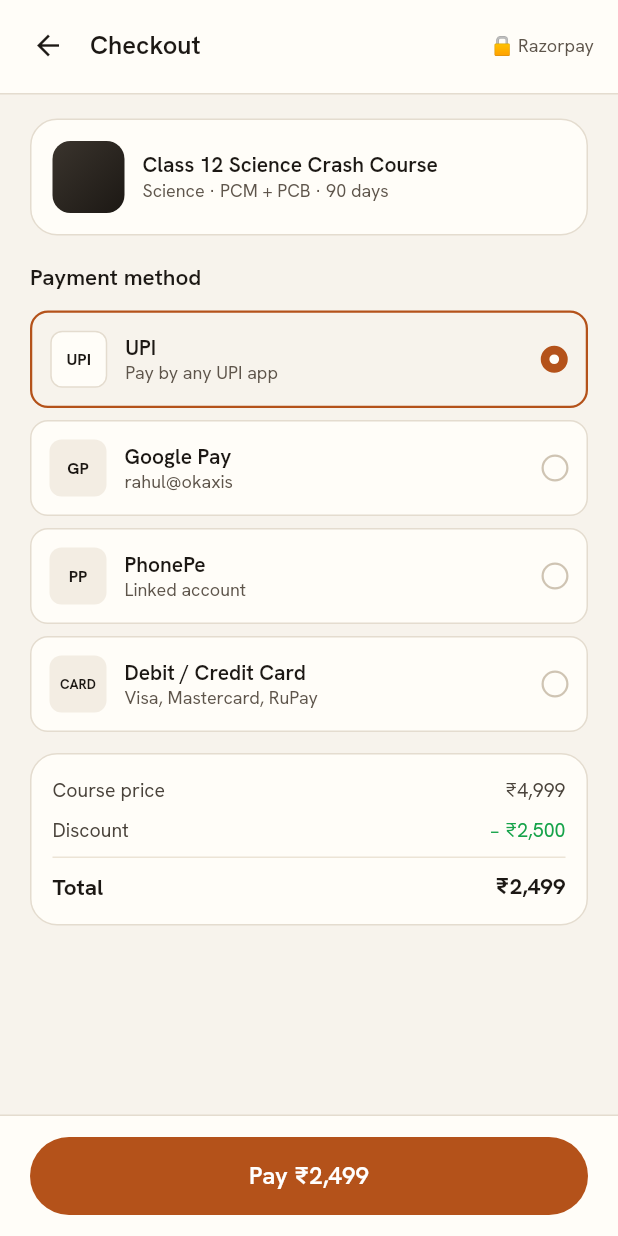
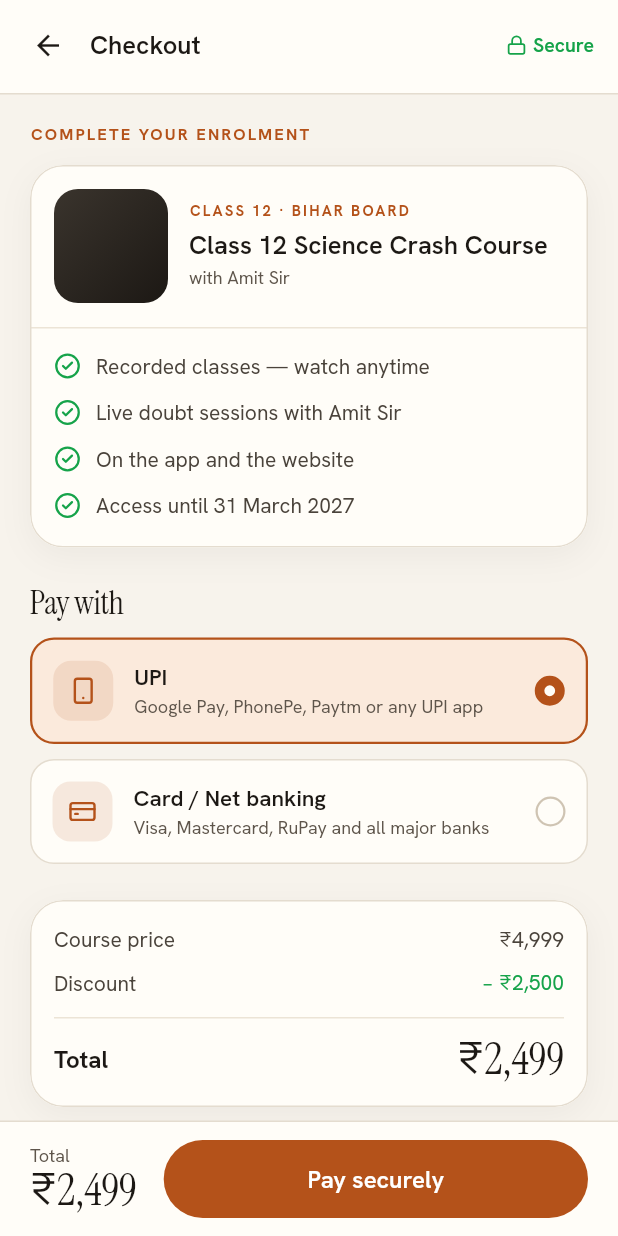
Before and after one commit to Genziitian/Ab_academy, a Flutter app: the CheckoutScreen screen opened directly with empty values, on a phone screen of 412 x 824 dp. Run offline on Flutter 3.47's test engine with Material 3 defaults, Android fonts, the phone set to English and light mode, and no system bars; our stand-ins replace firebase_core, firebase_messaging, flutter_local_notifications, flutter_riverpod, go_router, google_sign_in and 5 more; missing offline and left inert: pdfrx, razorpay_flutter, webview_flutter_android, webview_flutter_wkwebview; accounts and stored records are empty.

Commit message:
Founder photo, support@abacademy.in, no phone support, new checkout
- Ajit Sir's photo on the About section (website and app).
- Support email is support@abacademy.in everywhere; placeholder phone and
  WhatsApp numbers removed from the course page and Contact.
- Website checkout rebuilt: course card, what's included, order summary,
  one Pay button wired to the real checkout Edge Function and Razorpay,
  already-enrolled state, pinned pay bar on phones. The fake payment
  methods, the dead coupon box and the fake success are gone.
- App checkout restyled to match: two clear payment choices, serif total,
  pinned Total + Pay bar, Razorpay sheet in AB Academy colours.

Co-Authored-By: Claude Opus 5.5 <noreply@anthropic.com>

```diff
--- a/apps/mobile/lib/app.dart
+++ b/apps/mobile/lib/app.dart
@@ -17,7 +17,9 @@ class AkhandBharatAcademyApp extends ConsumerWidget {
       routerConfig: ref.watch(routerProvider),
       builder: (context, child) {
         // Keep type scale stable — the design is tuned for a fixed 390pt layout.
-        final clamped = MediaQuery.textScalerOf(context).clamp(maxScaleFactor: 1.2);
+        final clamped = MediaQuery.textScalerOf(
+          context,
+        ).clamp(maxScaleFactor: 1.2);
         return MediaQuery(
           data: MediaQuery.of(context).copyWith(textScaler: clamped),
           child: PopupHost(child: child!),
--- a/apps/mobile/lib/config/academy.dart
+++ b/apps/mobile/lib/config/academy.dart
@@ -3,7 +3,7 @@
 abstract final class Academy {
   static const name = 'AB Academy';
   static const fullName = 'Akhand Bharat Academy';
-  static const email = 'contact@abacademy.in';
+  static const email = 'support@abacademy.in';
   static const site = 'abacademy.in';
   static const address = [
     'Moldiyar Tola, near Gayatri Bhawan',
@@ -14,8 +14,12 @@ abstract final class Academy {
   static const teacherYears = 10;
 
   static const founders = [
-    (name: 'Ajit Sir', role: 'Founder'),
-    (name: 'Sriram', role: 'Co-founder & Developer'),
+    (
+      name: 'Ajit Sir',
+      role: 'Founder',
+      photo: 'assets/people/ajit-sir.jpg' as String?,
+    ),
+    (name: 'Sriram', role: 'Co-founder & Developer', photo: null as String?),
   ];
 
   /// Date shown on the policy pages; matches LEGAL_UPDATED on the website.
--- a/apps/mobile/lib/data/models/popup.dart
+++ b/apps/mobile/lib/data/models/popup.dart
@@ -40,7 +40,9 @@ class AppPopup {
       body: (row['body'] as String?) ?? '',
       placement: placementFrom(row['placement'] as String?),
       maxViewsPerStudent: (row['max_views_per_student'] as int?) ?? 1,
-      imageUrl: (path != null && publicBase != null) ? '$publicBase$path' : null,
+      imageUrl: (path != null && publicBase != null)
+          ? '$publicBase$path'
+          : null,
       ctaLabel: row['cta_label'] as String?,
       ctaUrl: row['cta_url'] as String?,
     );
--- a/apps/mobile/lib/data/models/ticket.dart
+++ b/apps/mobile/lib/data/models/ticket.dart
@@ -48,9 +48,11 @@ class Ticket {
 
   TicketMessage? get latest => messages.isEmpty ? null : messages.last;
 
-  bool get isClosed => status == TicketStatus.resolved || status == TicketStatus.closed;
+  bool get isClosed =>
+      status == TicketStatus.resolved || status == TicketStatus.closed;
 
-  Ticket copyWith({TicketStatus? status, List<TicketMessage>? messages}) => Ticket(
+  Ticket copyWith({TicketStatus? status, List<TicketMessage>? messages}) =>
+      Ticket(
         id: id,
         reference: reference,
         subject: subject,
--- a/apps/mobile/lib/data/models/user.dart
+++ b/apps/mobile/lib/data/models/user.dart
@@ -30,7 +30,8 @@ class Student {
   /// "Class 10 • Bihar Board • Hindi Medium"
   String get summary => 'Class $classLevel • $board • $medium Medium';
 
-  Student copyWith({int? classLevel, String? medium, String? stream}) => Student(
+  Student copyWith({int? classLevel, String? medium, String? stream}) =>
+      Student(
         fullName: fullName,
         phone: phone,
         classLevel: classLevel ?? this.classLevel,
@@ -43,7 +44,11 @@ class Student {
 
 /// Mirrors `public.teachers`.
 class Teacher {
-  const Teacher({required this.displayName, required this.subject, required this.yearsExperience});
+  const Teacher({
+    required this.displayName,
+    required this.subject,
+    required this.yearsExperience,
+  });
 
   final String displayName;
   final String subject;
@@ -60,5 +65,6 @@ class Teacher {
 }
 
 extension on String {
-  String get characters2 => length >= 2 ? substring(0, 2).toUpperCase() : toUpperCase();
+  String get characters2 =>
+      length >= 2 ? substring(0, 2).toUpperCase() : toUpperCase();
 }
--- a/apps/mobile/lib/data/remote/payment_service.dart
+++ b/apps/mobile/lib/data/remote/payment_service.dart
@@ -77,10 +77,10 @@ class PaymentService {
       'order_id': order['razorpay_order_id'],
       'amount': amount * 100,
       'currency': order['currency'] ?? 'INR',
-      'name': 'Akhand Bharat Academy',
+      'name': 'AB Academy',
       'description': order['course_title'] ?? 'Crash course',
       'prefill': prefill,
-      'theme': {'color': '#2962FF'},
+      'theme': {'color': '#B4521A'},
       'retry': {'enabled': true, 'max_count': 2},
     });
     final payment = await _pending!.future;
--- a/apps/mobile/lib/screens/profile/delete_account_screen.dart
+++ b/apps/mobile/lib/screens/profile/delete_account_screen.dart
@@ -89,10 +89,14 @@ class _DeleteAccountScreenState extends State<DeleteAccountScreen> {
         params: {'p_kind': _kind, 'p_reason': _reason.text.trim()},
       );
       await _load();
-      if (mounted) _snack('Request received. We will complete it within 3 days.');
+      if (mounted) {
+        _snack('Request received. We will complete it within 3 days.');
+      }
     } catch (_) {
       if (mounted) {
-        _snack('Could not send your request. Try again, or email contact@abacademy.in.');
+        _snack(
+          'Could not send your request. Try again, or email support@abacademy.in.',
+        );
       }
     } finally {
       if (mounted) setState(() => _busy = false);
@@ -104,7 +108,10 @@ class _DeleteAccountScreenState extends State<DeleteAccountScreen> {
     if (pending == null || _busy) return;
     setState(() => _busy = true);
     try {
-      await Api.client.rpc('cancel_deletion_request', params: {'p_id': pending.id});
+      await Api.client.rpc(
+        'cancel_deletion_request',
+        params: {'p_id': pending.id},
+      );
       await _load();
       if (mounted) _snack('Your request was cancelled.');
     } catch (_) {
@@ -140,7 +147,10 @@ class _DeleteAccountScreenState extends State<DeleteAccountScreen> {
       style: AppText.bodyLg,
     ),
     const SizedBox(height: 24),
-    SecondaryButton(label: 'Cancel my request', onPressed: _busy ? null : _cancel),
+    SecondaryButton(
+      label: 'Cancel my request',
+      onPressed: _busy ? null : _cancel,
+    ),
   ];
 
   List<Widget> _form() => [
--- a/apps/mobile/lib/screens/profile/profile_screen.dart
+++ b/apps/mobile/lib/screens/profile/profile_screen.dart
@@ -212,7 +212,7 @@ class _ProfileScreenState extends ConsumerState<ProfileScreen> {
                   title: 'Privacy & terms',
                   onTap: () => showDemoSnack(
                     context,
-                    'Read them at akhandbharatacademy.in/privacy',
+                    'Read them at abacademy.in/privacy',
                   ),
                 ),
               ],
--- a/apps/mobile/lib/screens/purchase/checkout_screen.dart
+++ b/apps/mobile/lib/screens/purchase/checkout_screen.dart
@@ -2,6 +2,9 @@ import 'package:flutter/material.dart';
 import 'package:flutter_riverpod/flutter_riverpod.dart';
 import 'package:go_router/go_router.dart';
 
+import 'package:lucide_icons/lucide_icons.dart';
+
+import '../../config/academy.dart';
 import '../../data/mock/mock_data.dart';
 import '../../data/models/course.dart';
 import '../../data/providers/app_providers.dart';
@@ -14,10 +17,12 @@ import '../../theme/app_text_styles.dart';
 import '../../theme/app_theme.dart';
 import '../../utils/format.dart';
 import '../../widgets/buttons.dart';
+import '../../widgets/brand_art.dart';
 import '../../widgets/common.dart';
+import '../../widgets/ui_kit.dart';
 import '../onboarding/setup_class_screen.dart';
 
-/// 25 · Checkout — order summary and payment method.
+/// 25 · Checkout — the course, what it includes, how to pay, the total.
 ///
 /// With Supabase configured, "Pay" sells the course for real through
 /// [PaymentService] (Razorpay). On mock data it completes a test enrolment and
@@ -87,47 +92,106 @@ class _CheckoutScreenState extends ConsumerState<CheckoutScreen> {
     final remote = ref.watch(remoteCourseProvider(courseId)).value;
     final Course course = remote ?? ref.watch(courseByIdProvider(courseId));
     final method = ref.watch(paymentMethodProvider);
+    final selected = _methods.any((m) => m.name == method)
+        ? method
+        : _methods.first.name;
+    final teacher = course.teachers.isEmpty
+        ? 'Ajit Sir'
+        : course.teachers.first.displayName;
 
     return Scaffold(
       backgroundColor: AppColors.background,
       appBar: AppTopBar(
         title: 'Checkout',
         actions: [
+          const Icon(LucideIcons.lock, size: 14, color: AppColors.success),
+          const SizedBox(width: 4),
           Text(
-            '🔒 Razorpay',
+            'Secure',
             style: AppText.tabular(
-              12,
-              FontWeight.w400,
-              color: AppColors.textMuted,
+              13,
+              FontWeight.w600,
+              color: AppColors.success,
             ),
           ),
         ],
       ),
       body: ListView(
-        padding: const EdgeInsets.fromLTRB(20, 16, 20, 20),
+        padding: const EdgeInsets.fromLTRB(20, 20, 20, 28),
         children: [
-          AppCard(
-            padding: const EdgeInsets.all(14),
+          Text(
+            'COMPLETE YOUR ENROLMENT',
+            style: AppText.eyebrow(color: AppColors.primary),
+          ),
+          const SizedBox(height: 14),
+          // The course being bought.
+          SoftCard(
+            padding: EdgeInsets.zero,
+            child: Column(
+              crossAxisAlignment: CrossAxisAlignment.start,
+              children: [
+                Padding(
+                  padding: const EdgeInsets.all(16),
                   child: Row(
                     children: [
-                Container(
-                  width: 48,
-                  height: 48,
-                  decoration: BoxDecoration(
-                    gradient: courseGradient(course.thumbnailHue),
-                    borderRadius: AppRadius.sm,
+                      ClipRRect(
+                        borderRadius: AppRadius.md,
+                        child: SizedBox(
+                          width: 76,
+                          height: 76,
+                          child: CourseThumbnail(
+                            url: courseArtwork(course),
+                            hue: course.thumbnailHue,
+                            shade: false,
                           ),
                         ),
-                const SizedBox(width: 12),
+                      ),
+                      const SizedBox(width: 14),
                       Expanded(
                         child: Column(
                           crossAxisAlignment: CrossAxisAlignment.start,
                           children: [
-                      Text(course.title, style: AppText.rowTitle),
-                      const SizedBox(height: 1),
                             Text(
-                        '${course.stream ?? course.subjects.join(' · ')} · ${MockData.planDays} days',
-                        style: AppText.meta,
+                              'CLASS ${course.classLevel} · ${course.board.toUpperCase()}',
+                              style: AppText.eyebrow(
+                                color: AppColors.primary,
+                                size: 10,
+                              ),
+                            ),
+                            const SizedBox(height: 5),
+                            Text(course.title, style: AppText.cardTitleLg),
+                            const SizedBox(height: 3),
+                            Text('with $teacher', style: AppText.meta),
+                          ],
+                        ),
+                      ),
+                    ],
+                  ),
+                ),
+                const Divider(height: 1, color: AppColors.divider),
+                Padding(
+                  padding: const EdgeInsets.fromLTRB(16, 14, 16, 8),
+                  child: Column(
+                    children: [
+                      for (final item in [
+                        'Recorded classes — watch anytime',
+                        'Live doubt sessions with $teacher',
+                        'On the app and the website',
+                        'Access until 31 March 2027',
+                      ])
+                        Padding(
+                          padding: const EdgeInsets.only(bottom: 9),
+                          child: Row(
+                            children: [
+                              const Icon(
+                                LucideIcons.checkCircle2,
+                                size: 18,
+                                color: AppColors.success,
+                              ),
+                              const SizedBox(width: 10),
+                              Expanded(child: Text(item, style: AppText.body)),
+                            ],
+                          ),
                         ),
                     ],
                   ),
@@ -135,22 +199,42 @@ class _CheckoutScreenState extends ConsumerState<CheckoutScreen> {
               ],
             ),
           ),
-          const SizedBox(height: 18),
-          Text('Payment method', style: AppText.cardTitle),
+          const SizedBox(height: 24),
+          Text('Pay with', style: AppText.sectionTitle),
           const SizedBox(height: 12),
-          for (final option in MockData.paymentMethods) ...[
+          for (final option in _methods) ...[
             _MethodRow(
+              icon: option.icon,
               name: option.name,
               subtitle: option.subtitle,
-              short: option.short,
-              selected: method == option.name,
+              selected: selected == option.name,
               onTap: () =>
                   ref.read(paymentMethodProvider.notifier).select(option.name),
             ),
-            const SizedBox(height: 8),
+            const SizedBox(height: 10),
           ],
-          const SizedBox(height: 6),
+          const SizedBox(height: 14),
           _Summary(course: course),
+          const SizedBox(height: 16),
+          Row(
+            crossAxisAlignment: CrossAxisAlignment.start,
+            children: [
+              const Icon(
+                LucideIcons.shieldCheck,
+                size: 16,
+                color: AppColors.textSubtle,
+              ),
+              const SizedBox(width: 8),
+              Expanded(
+                child: Text(
+                  'Payments are processed securely by Razorpay — we never see '
+                  'your card or UPI details. 7-day refund if you have watched '
+                  '3 lectures or fewer. Questions? ${Academy.email}',
+                  style: AppText.meta.copyWith(height: 1.5),
+                ),
+              ),
+            ],
+          ),
         ],
       ),
       bottomNavigationBar: Container(
@@ -158,15 +242,31 @@ class _CheckoutScreenState extends ConsumerState<CheckoutScreen> {
           color: AppColors.surface,
           border: Border(top: BorderSide(color: AppColors.border)),
         ),
-        padding: const EdgeInsets.fromLTRB(20, 14, 20, 14),
+        padding: const EdgeInsets.fromLTRB(20, 12, 20, 12),
         child: SafeArea(
           top: false,
+          child: Row(
+            children: [
+              Column(
+                mainAxisSize: MainAxisSize.min,
+                crossAxisAlignment: CrossAxisAlignment.start,
+                children: [
+                  Text('Total', style: AppText.meta),
+                  Text(
+                    formatRupees(course.priceInr),
+                    style: AppText.serif(30, height: 1.0),
+                  ),
+                ],
+              ),
+              const SizedBox(width: 18),
+              Expanded(
                 child: PrimaryButton(
-            label: _paying
-                ? 'Processing…'
-                : 'Pay ${formatRupees(course.priceInr)}',
+                  label: _paying ? 'Opening payment…' : 'Pay securely',
                   enabled: !_paying,
-            onPressed: () => _pay(course, method),
+                  onPressed: () => _pay(course, selected),
+                ),
+              ),
+            ],
           ),
         ),
       ),
@@ -174,32 +274,48 @@ class _CheckoutScreenState extends ConsumerState<CheckoutScreen> {
   }
 }
 
+const _methods = [
+  (
+    name: 'UPI',
+    subtitle: 'Google Pay, PhonePe, Paytm or any UPI app',
+    icon: LucideIcons.smartphone,
+  ),
+  (
+    name: 'Card / Net banking',
+    subtitle: 'Visa, Mastercard, RuPay and all major banks',
+    icon: LucideIcons.creditCard,
+  ),
+];
+
 class _MethodRow extends StatelessWidget {
   const _MethodRow({
+    required this.icon,
     required this.name,
     required this.subtitle,
-    required this.short,
     required this.selected,
     required this.onTap,
   });
 
+  final IconData icon;
   final String name;
   final String subtitle;
-  final String short;
   final bool selected;
   final VoidCallback onTap;
 
   @override
   Widget build(BuildContext context) {
-    return GestureDetector(
+    return Semantics(
+      button: true,
+      selected: selected,
+      child: GestureDetector(
         onTap: onTap,
         behavior: HitTestBehavior.opaque,
         child: AnimatedContainer(
           duration: const Duration(milliseconds: 150),
-        padding: const EdgeInsets.all(12),
+          padding: const EdgeInsets.all(14),
           decoration: BoxDecoration(
-          color: selected ? AppColors.primarySoft : AppColors.surface,
-          borderRadius: AppRadius.sm,
+            color: selected ? AppColors.primaryTint : AppColors.surface,
+            borderRadius: AppRadius.md,
             border: Border.all(
               color: selected ? AppColors.primary : AppColors.border,
               width: selected ? 1.5 : 1,
@@ -207,35 +323,21 @@ class _MethodRow extends StatelessWidget {
           ),
           child: Row(
             children: [
-            Container(
-              width: 38,
-              height: 38,
-              alignment: Alignment.center,
-              decoration: BoxDecoration(
-                color: selected ? AppColors.surface : AppColors.fillMuted,
-                borderRadius: AppRadius.xs,
-                border: selected ? Border.all(color: AppColors.border) : null,
-              ),
-              child: Text(
-                short,
-                style: AppText.tabular(
-                  short.length > 3 ? 9 : 11,
-                  FontWeight.w700,
-                ),
-              ),
-            ),
-            const SizedBox(width: 12),
+              TintIcon(icon: icon, color: AppColors.primary, size: 40),
+              const SizedBox(width: 14),
               Expanded(
                 child: Column(
                   crossAxisAlignment: CrossAxisAlignment.start,
                   children: [
-                  Text(name, style: AppText.rowTitle),
+                    Text(name, style: AppText.cardTitle),
+                    const SizedBox(height: 2),
                     Text(subtitle, style: AppText.meta),
                   ],
                 ),
               ),
-            RadioDot(selected: selected, size: 18),
+              RadioDot(selected: selected, size: 20),
             ],
+          ),
         ),
       ),
     );
@@ -253,10 +355,10 @@ class _Summary extends StatelessWidget {
         ? course.originalPriceInr
         : course.priceInr;
     final discount = original - course.priceInr;
-    final row = AppText.tabular(13, FontWeight.w400, color: AppColors.textBody);
+    final row = AppText.tabular(14, FontWeight.w400, color: AppColors.textBody);
 
-    return AppCard(
-      padding: const EdgeInsets.all(14),
+    return SoftCard(
+      padding: const EdgeInsets.all(16),
       child: Column(
         children: [
           Row(
@@ -279,16 +381,16 @@ class _Summary extends StatelessWidget {
               ],
             ),
           ],
-          const SizedBox(height: 8),
+          const SizedBox(height: 12),
           const Divider(height: 1, color: AppColors.divider),
-          const SizedBox(height: 8),
+          const SizedBox(height: 12),
           Row(
             mainAxisAlignment: MainAxisAlignment.spaceBetween,
             children: [
-              Text('Total', style: AppText.tabular(15, FontWeight.w700)),
+              Text('Total', style: AppText.tabular(16, FontWeight.w700)),
               Text(
                 formatRupees(course.priceInr),
-                style: AppText.tabular(15, FontWeight.w700),
+                style: AppText.serif(30, height: 1.0),
               ),
             ],
           ),
--- a/apps/mobile/lib/widgets/common.dart
+++ b/apps/mobile/lib/widgets/common.dart
@@ -770,7 +770,9 @@ class CourseThumbnail extends StatelessWidget {
       child: Stack(
         fit: StackFit.expand,
         children: [
-          DecoratedBox(decoration: BoxDecoration(gradient: courseGradient(hue))),
+          DecoratedBox(
+            decoration: BoxDecoration(gradient: courseGradient(hue)),
+          ),
           if (hasImage)
             url!.startsWith('assets/')
                 ? Image.asset(url!, fit: BoxFit.cover)
--- a/apps/mobile/pubspec.yaml
+++ b/apps/mobile/pubspec.yaml
@@ -82,6 +82,7 @@ flutter:
     - assets/images/
     - assets/images/art/
     - assets/images/promo/
+    - assets/people/
 
   # Bundled so text renders in the brand fonts from the first launch,
   # offline included. All SIL Open Font License (see assets/fonts/OFL-*).
```
Also changed, not shown: apps/mobile/lib/screens/info/info_screens.dart (+16 -6 lines), apps/mobile/lib/utils/format.dart (+5 -2 lines), apps/mobile/assets/people/ajit-sir.jpg (added), 10 other files. Lines whose indentation alone changed are shown as unchanged.
